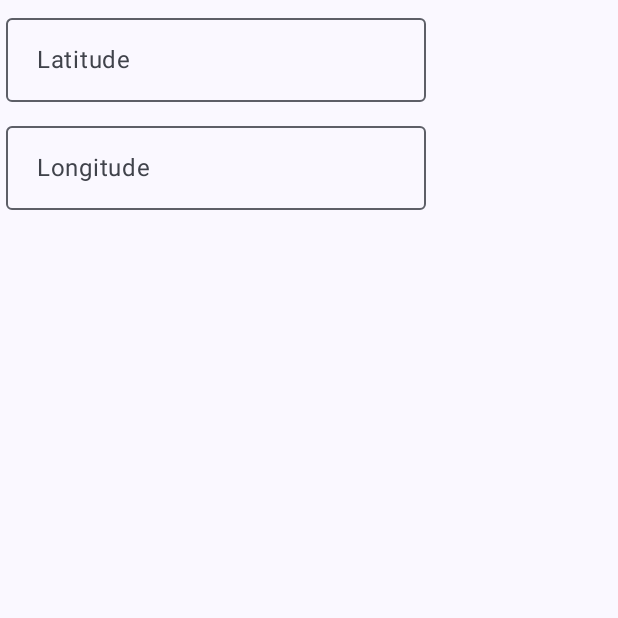
After one commit to guilhermepaiva/POCMaps, an Android app built with Jetpack Compose: the composable LocationInput called with empty values, on a phone screen of 412 x 824 dp, the top half of it. The commit adds this screen. Run offline under Robolectric (Android 15) with nearby library versions, the phone set to English and light mode, and no system bars.

Commit message:
Make a reusable component for Location Input

```diff
--- a/app/build.gradle.kts
+++ b/app/build.gradle.kts
@@ -10,7 +10,7 @@ android {
 
     defaultConfig {
         applicationId = "com.guilhermepaiva.pocmaps"
-        minSdk = 34
+        minSdk = 32
         targetSdk = 34
         versionCode = 1
         versionName = "1.0"
--- /dev/null
+++ b/app/src/main/java/com/guilhermepaiva/pocmaps/LocationInput.kt
@@ -0,0 +1,40 @@
+package com.guilhermepaiva.pocmaps
+
+import androidx.compose.foundation.layout.Column
+import androidx.compose.foundation.layout.Spacer
+import androidx.compose.foundation.layout.height
+import androidx.compose.foundation.layout.padding
+import androidx.compose.material3.OutlinedTextField
+import androidx.compose.material3.Text
+import androidx.compose.runtime.Composable
+import androidx.compose.ui.Modifier
+import androidx.compose.ui.unit.dp
+
+@Composable
+fun LocationInput(
+    title: String,
+    latitude: String,
+    onLatitudeChange: (String) -> Unit,
+    longitude: String,
+    onLongitudeChange: (String) -> Unit
+) {
+    Text(text = title)
+
+    Column {
+        OutlinedTextField(
+            value = latitude,
+            onValueChange = onLatitudeChange,
+            label = { Text("$title Latitude") },
+            modifier = Modifier.padding(4.dp)
+        )
+
+        OutlinedTextField(
+            value = longitude,
+            onValueChange = onLongitudeChange,
+            label = { Text("$title Longitude") },
+            modifier = Modifier.padding(4.dp)
+        )
+    }
+
+    Spacer(modifier = Modifier.height(16.dp))
+}
```
Also changed, not shown: app/src/main/java/com/guilhermepaiva/pocmaps/MainActivity.kt (+21 -51 lines).
